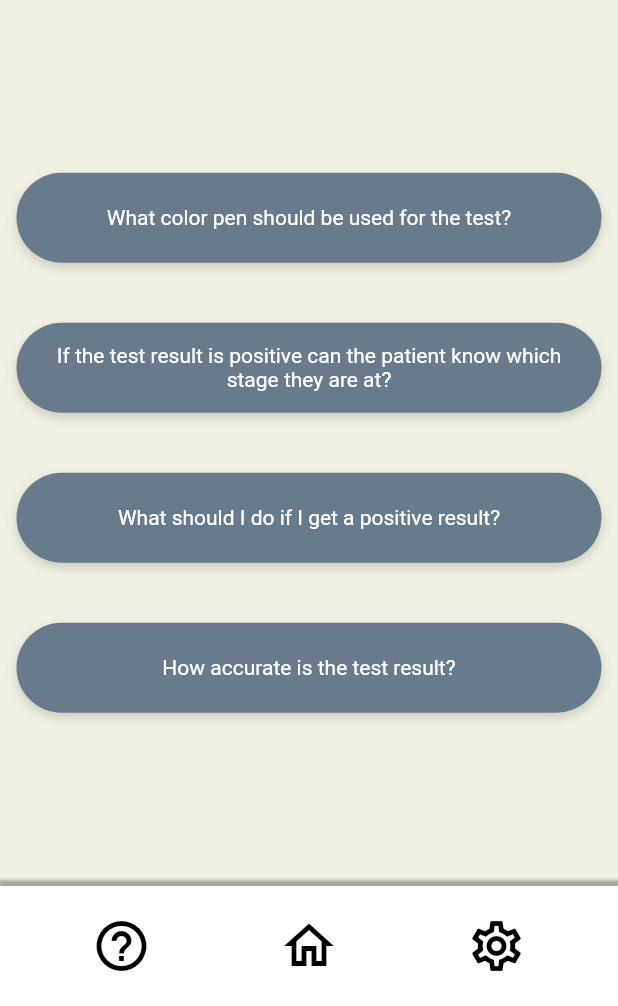
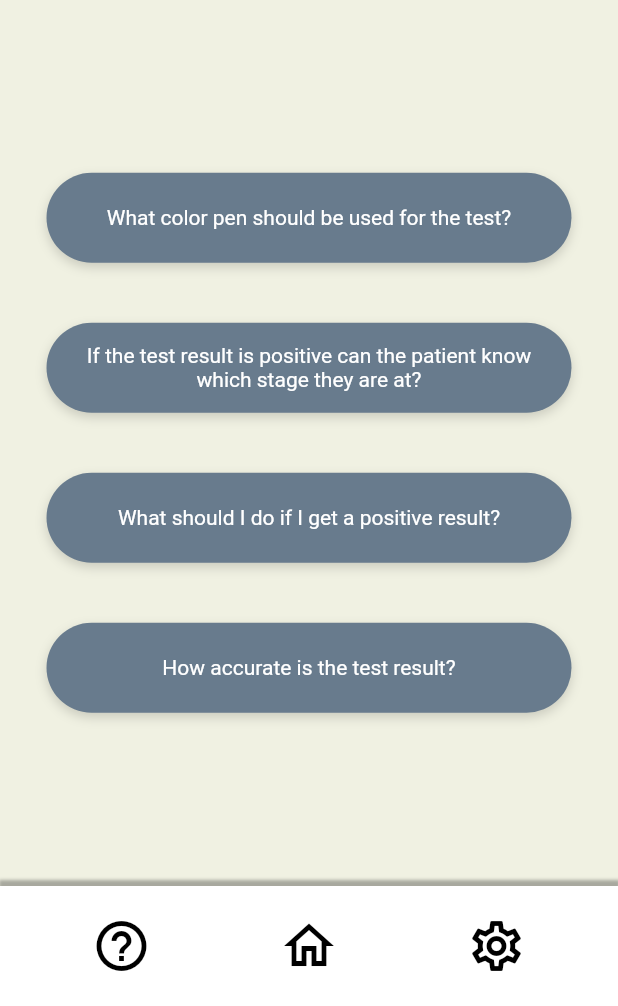
Before and after one commit to RadhikaRanasinghe/Meraki, a Flutter app: the FaqPage screen opened directly, on a phone screen of 412 x 824 dp, the part 230-1236 px from its top. Run offline on Flutter 3.47's test engine with Material 2 defaults, Android fonts, the phone set to English and light mode, and no system bars; our stand-ins replace dio, fluttertoast, image_cropper, image_picker, permission_handler, shared_preferences and 1 more; missing offline and left inert: dropdownfield, ext_storage; accounts and stored records are empty.

Commit message:
Update to FAQ

```diff
--- a/Frontend/detect_pd/lib/views/ui/faq-page.dart
+++ b/Frontend/detect_pd/lib/views/ui/faq-page.dart
@@ -109,7 +109,7 @@ class GreyButtons extends StatelessWidget {
             ) //Container
             ), //Inkwell
       ), //Center
-      width: 390.0,
+      width: 350.0,
       height: 60.0,
       decoration: BoxDecoration(
         borderRadius: BorderRadius.circular(33.0),
```
